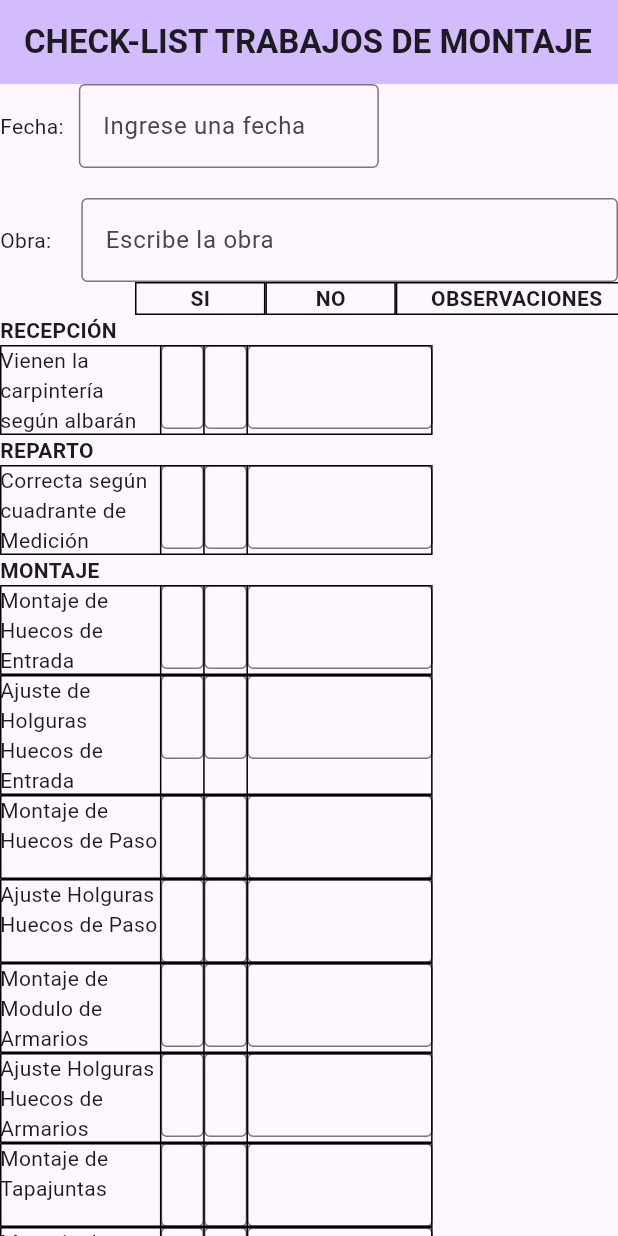
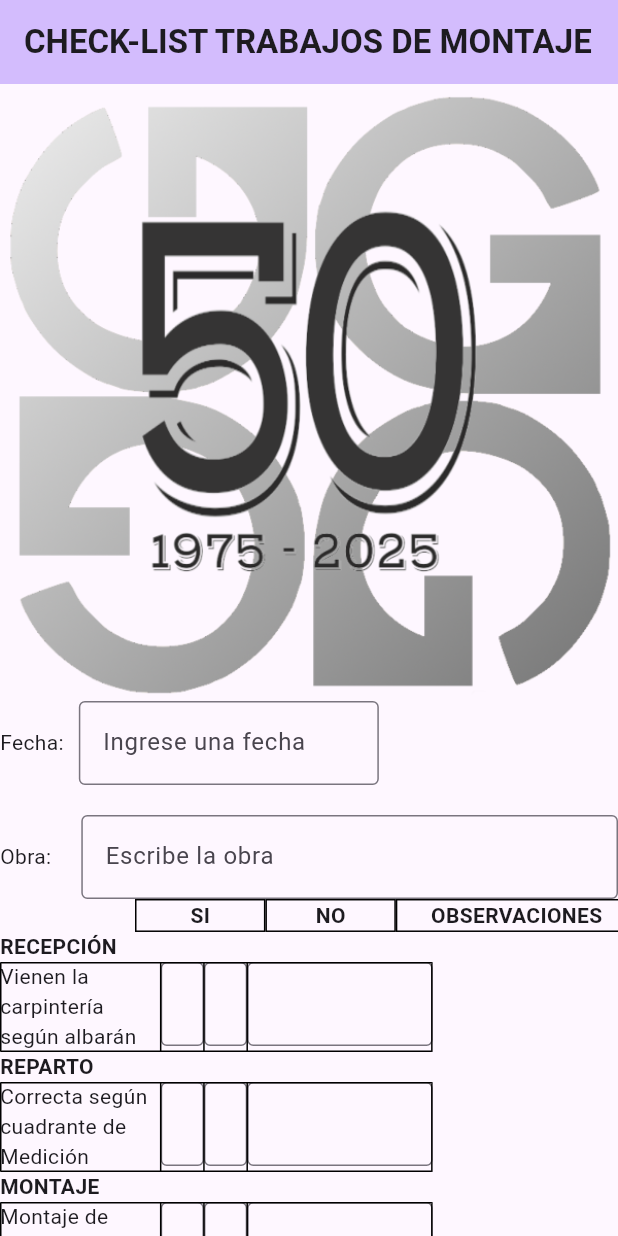
Before and after one commit to BelenAG3/trabajos, a Flutter app: the screen it shows after launch, on a phone screen of 412 x 824 dp. Run offline on Flutter 3.47's test engine with Material 3 defaults, Android fonts, the phone set to English and light mode, and no system bars.

```diff
--- a/lib/main.dart
+++ b/lib/main.dart
@@ -99,6 +99,8 @@ class _MyHomePageState extends State<MyHomePage> {
 
         child: Column(
           children: <Widget>[
+            Image.asset('assets/images/logo50.png'),
+
             Row(
               children: [
                 const Text('Fecha:'),
--- a/pubspec.yaml
+++ b/pubspec.yaml
@@ -58,7 +58,8 @@ flutter:
   uses-material-design: true
 
   # To add assets to your application, add an assets section, like this:
-  # assets:
+  assets:
+    - assets/images/logo50.png
   #   - images/a_dot_burr.jpeg
   #   - images/a_dot_ham.jpeg
 
```
Also changed, not shown: assets/images/logo50.png (added).
